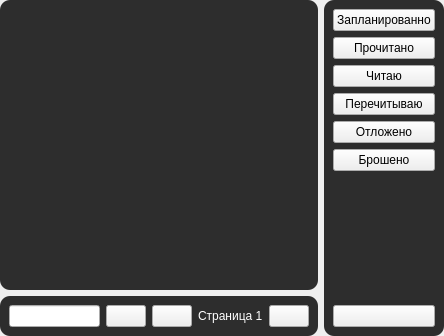
Old version of the form forms/shikimori.ui in the repository brandonzorn/Nlight.
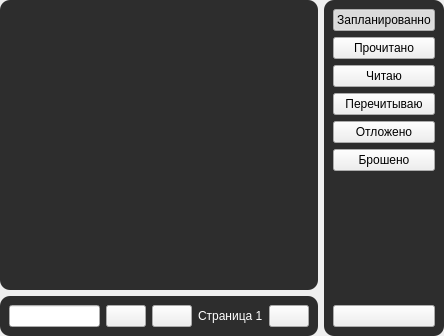
New version of the form. Icons and pictures are not drawn.

Commit message: fixed lib lists buttons

Patch:
```diff
--- a/forms/shikimori.ui
+++ b/forms/shikimori.ui
@@ -169,6 +169,15 @@
         <property name="text">
          <string>Запланированно</string>
         </property>
+        <property name="checkable">
+         <bool>true</bool>
+        </property>
+        <property name="checked">
+         <bool>true</bool>
+        </property>
+        <property name="autoExclusive">
+         <bool>true</bool>
+        </property>
        </widget>
       </item>
       <item>
```
Left out of the diff: 36 changed lines with no effect on the pictures. The commit also changes 3 other files.
